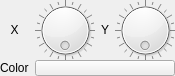
This is src/hlam/ui/assets/studiomodel/dockpanels/SkyLightPanel.ui in SamVanheer/HalfLifeAssetManager as Qt 5 draws it before an edit. The edited form follows.
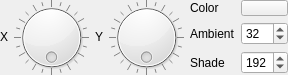
This is the edited form.

Commit message: Add controls to change all sky light properties Resolves #247

```diff
--- a/src/hlam/ui/assets/studiomodel/dockpanels/SkyLightPanel.ui
+++ b/src/hlam/ui/assets/studiomodel/dockpanels/SkyLightPanel.ui
@@ -6,14 +6,14 @@
    <rect>
     <x>0</x>
     <y>0</y>
-    <width>169</width>
+    <width>272</width>
     <height>76</height>
    </rect>
   </property>
   <property name="windowTitle">
    <string>Form</string>
   </property>
-  <layout class="QGridLayout" name="gridLayout">
+  <layout class="QHBoxLayout" name="horizontalLayout">
    <property name="sizeConstraint">
     <enum>QLayout::SetFixedSize</enum>
    </property>
@@ -29,44 +29,7 @@
    <property name="bottomMargin">
     <number>0</number>
    </property>
-   <property name="verticalSpacing">
-    <number>0</number>
-   </property>
-   <item row="0" column="1">
-    <widget class="QDial" name="XAngle">
-     <property name="sizePolicy">
-      <sizepolicy hsizetype="Fixed" vsizetype="Fixed">
-       <horstretch>0</horstretch>
-       <verstretch>0</verstretch>
-      </sizepolicy>
-     </property>
-     <property name="minimumSize">
-      <size>
-       <width>60</width>
-       <height>60</height>
-      </size>
-     </property>
-     <property name="maximumSize">
-      <size>
-       <width>60</width>
-       <height>60</height>
-      </size>
-     </property>
-     <property name="maximum">
-      <number>360</number>
-     </property>
-     <property name="wrapping">
-      <bool>true</bool>
-     </property>
-     <property name="notchTarget">
-      <double>15.000000000000000</double>
-     </property>
-     <property name="notchesVisible">
-      <bool>true</bool>
-     </property>
-    </widget>
-   </item>
-   <item row="0" column="0">
+   <item>
     <widget class="QLabel" name="label">
      <property name="sizePolicy">
       <sizepolicy hsizetype="Preferred" vsizetype="Fixed">
@@ -82,7 +45,41 @@
      </property>
     </widget>
    </item>
-   <item row="0" column="2">
+   <item>
+    <widget class="QDial" name="XAngle">
+     <property name="sizePolicy">
+      <sizepolicy hsizetype="Fixed" vsizetype="Fixed">
+       <horstretch>0</horstretch>
+       <verstretch>0</verstretch>
+      </sizepolicy>
+     </property>
+     <property name="minimumSize">
+      <size>
+       <width>75</width>
+       <height>75</height>
+      </size>
+     </property>
+     <property name="maximumSize">
+      <size>
+       <width>75</width>
+       <height>75</height>
+      </size>
+     </property>
+     <property name="maximum">
+      <number>360</number>
+     </property>
+     <property name="wrapping">
+      <bool>true</bool>
+     </property>
+     <property name="notchTarget">
+      <double>15.000000000000000</double>
+     </property>
+     <property name="notchesVisible">
+      <bool>true</bool>
+     </property>
+    </widget>
+   </item>
+   <item>
     <widget class="QLabel" name="label_2">
      <property name="sizePolicy">
       <sizepolicy hsizetype="Preferred" vsizetype="Fixed">
@@ -98,7 +95,7 @@
      </property>
     </widget>
    </item>
-   <item row="0" column="3">
+   <item>
     <widget class="QDial" name="YAngle">
      <property name="sizePolicy">
       <sizepolicy hsizetype="Fixed" vsizetype="Fixed">
@@ -108,14 +105,14 @@
      </property>
      <property name="minimumSize">
       <size>
-       <width>60</width>
-       <height>60</height>
+       <width>75</width>
+       <height>75</height>
       </size>
      </property>
      <property name="maximumSize">
       <size>
-       <width>60</width>
-       <height>60</height>
+       <width>75</width>
+       <height>75</height>
       </size>
      </property>
      <property name="maximum">
@@ -132,25 +129,82 @@
      </property>
     </widget>
    </item>
-   <item row="1" column="1" colspan="3">
-    <widget class="QPushButton" name="Color">
-     <property name="maximumSize">
-      <size>
-       <width>16777215</width>
-       <height>16</height>
-      </size>
-     </property>
-     <property name="text">
-      <string/>
-     </property>
-    </widget>
-   </item>
-   <item row="1" column="0">
-    <widget class="QLabel" name="label_3">
-     <property name="text">
-      <string>Color</string>
-     </property>
-    </widget>
+   <item>
+    <layout class="QGridLayout" name="gridLayout">
+     <item row="2" column="0">
+      <widget class="QLabel" name="label_5">
+       <property name="text">
+        <string>Shade</string>
+       </property>
+      </widget>
+     </item>
+     <item row="0" column="1">
+      <widget class="QPushButton" name="Color">
+       <property name="maximumSize">
+        <size>
+         <width>16777215</width>
+         <height>16</height>
+        </size>
+       </property>
+       <property name="text">
+        <string/>
+       </property>
+      </widget>
+     </item>
+     <item row="1" column="0">
+      <widget class="QLabel" name="label_4">
+       <property name="text">
+        <string>Ambient</string>
+       </property>
+      </widget>
+     </item>
+     <item row="1" column="1">
+      <widget class="QSpinBox" name="Ambient">
+       <property name="maximum">
+        <number>255</number>
+       </property>
+       <property name="value">
+        <number>32</number>
+       </property>
+      </widget>
+     </item>
+     <item row="2" column="1">
+      <widget class="QSpinBox" name="Shade">
+       <property name="maximum">
+        <number>255</number>
+       </property>
+       <property name="value">
+        <number>192</number>
+       </property>
+      </widget>
+     </item>
+     <item row="0" column="0">
+      <widget class="QLabel" name="label_3">
+       <property name="sizePolicy">
+        <sizepolicy hsizetype="Fixed" vsizetype="Preferred">
+         <horstretch>0</horstretch>
+         <verstretch>0</verstretch>
+        </sizepolicy>
+       </property>
+       <property name="text">
+        <string>Color</string>
+       </property>
+      </widget>
+     </item>
+     <item row="3" column="0" colspan="2">
+      <spacer name="verticalSpacer">
+       <property name="orientation">
+        <enum>Qt::Vertical</enum>
+       </property>
+       <property name="sizeHint" stdset="0">
+        <size>
+         <width>20</width>
+         <height>0</height>
+        </size>
+       </property>
+      </spacer>
+     </item>
+    </layout>
    </item>
   </layout>
  </widget>
```
The commit also changes 5 other files.
